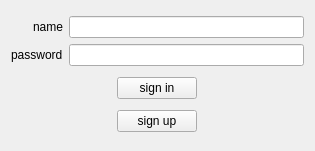
This is Client/login.ui in IldarS2000/Messenger as Qt 5 draws it before an edit. The edited form follows.
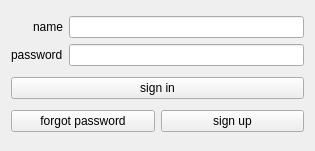
This is the edited form.

Commit message: upd login ui

```diff
--- a/Client/login.ui
+++ b/Client/login.ui
@@ -58,19 +58,30 @@
      </item>
     </layout>
    </item>
-   <item alignment="Qt::AlignHCenter">
-    <widget class="QPushButton" name="pushButton">
+   <item>
+    <widget class="QPushButton" name="signInButton">
      <property name="text">
       <string>sign in</string>
      </property>
     </widget>
    </item>
-   <item alignment="Qt::AlignHCenter">
-    <widget class="QPushButton" name="pushButton_2">
+   <item>
+    <layout class="QHBoxLayout" name="horizontalLayout_2">
+     <item>
+      <widget class="QPushButton" name="forgorPassButton">
+       <property name="text">
+        <string>forgot password</string>
+       </property>
+      </widget>
+     </item>
+     <item>
+      <widget class="QPushButton" name="signUpButton">
      <property name="text">
       <string>sign up</string>
      </property>
     </widget>
+     </item>
+    </layout>
    </item>
   </layout>
  </widget>
```
Left out of the diff: 8 changed lines with no effect on the pictures. Lines whose indentation alone changed are shown as unchanged.
